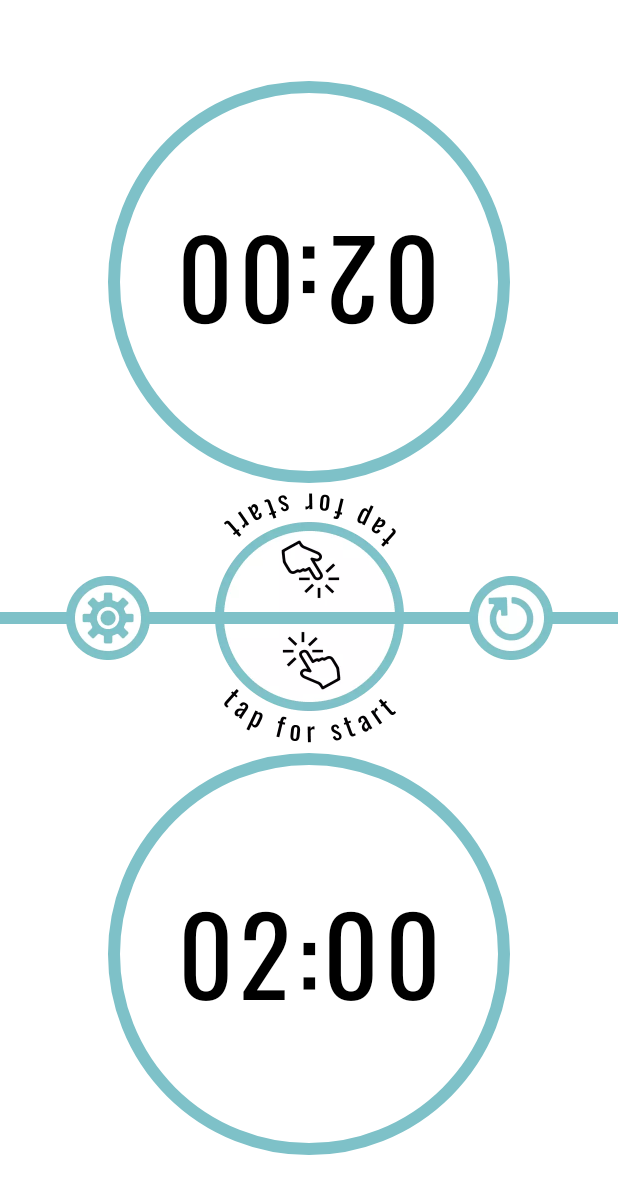
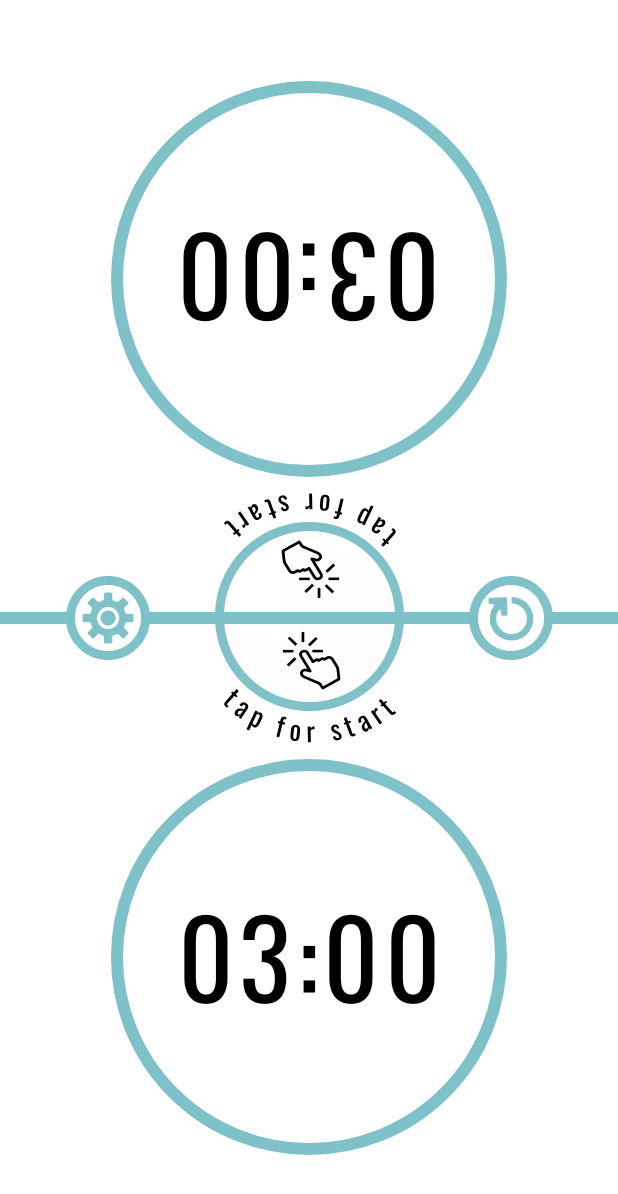
Before and after one commit to Ulyana75/ChessTimer, an Android app: the screen it shows after launch (MainActivity), on a phone screen of 412 x 824 dp. Shown: the top 1194 px of the screen. Run offline under Robolectric (Android 15) with nearby library versions, the phone set to English and light mode, and no system bars.

```diff
--- a/app/src/main/java/com/itmofitip/chesstimer/MainActivity.kt
+++ b/app/src/main/java/com/itmofitip/chesstimer/MainActivity.kt
@@ -2,6 +2,10 @@ package com.itmofitip.chesstimer
 
 import androidx.appcompat.app.AppCompatActivity
 import android.os.Bundle
+import com.itmofitip.chesstimer.repository.PauseRepository
+import com.itmofitip.chesstimer.repository.TimeQuantityRepository
+import com.itmofitip.chesstimer.repository.TimeRepository
+import com.itmofitip.chesstimer.repository.TurnRepository
 import com.itmofitip.chesstimer.view.fragment.TimerFragment
 import com.itmofitip.chesstimer.utilities.APP_ACTIVITY
 import com.itmofitip.chesstimer.utilities.replaceFragment
@@ -11,6 +15,10 @@ import kotlinx.coroutines.FlowPreview
 @FlowPreview
 @ExperimentalCoroutinesApi
 class MainActivity : AppCompatActivity() {
+    val turnRepository = TurnRepository()
+    val pauseRepository = PauseRepository()
+    val timeRepository = TimeRepository()
+    val timeQuantityRepository = TimeQuantityRepository()
 
     override fun onCreate(savedInstanceState: Bundle?) {
         super.onCreate(savedInstanceState)
--- a/app/src/main/java/com/itmofitip/chesstimer/presenter/TimerPresenter.kt
+++ b/app/src/main/java/com/itmofitip/chesstimer/presenter/TimerPresenter.kt
@@ -1,18 +1,22 @@
 package com.itmofitip.chesstimer.presenter
 
 import com.itmofitip.chesstimer.repository.*
+import com.itmofitip.chesstimer.utilities.APP_ACTIVITY
 import com.itmofitip.chesstimer.view.TimerView
 import kotlinx.coroutines.*
 import kotlinx.coroutines.flow.*
 import java.util.concurrent.TimeUnit
 
+val FEW_TIME_MILLIS = TimeUnit.MINUTES.toMillis(1)
+
 @FlowPreview
 @ExperimentalCoroutinesApi
 class TimerPresenter(private val view: TimerView) {
 
-    private val turnRepository = TurnRepository()
-    private val pauseRepository = PauseRepository()
-    private var timeRepository = TimeRepository()
+    private val turnRepository = APP_ACTIVITY.turnRepository
+    private val pauseRepository = APP_ACTIVITY.pauseRepository
+    private val timeRepository = APP_ACTIVITY.timeRepository
+    private val timeQuantityRepository = APP_ACTIVITY.timeQuantityRepository
     private var firstJob: Job? = null
     private var secondJob: Job? = null
     private var turnForInactiveJob: Job? = null
@@ -20,6 +24,7 @@ class TimerPresenter(private val view: TimerView) {
     init {
         setStartTime()
         observePauseState()
+        observeTimeQuantityState()
         observeMillisLeft()
     }
 
@@ -29,7 +34,9 @@ class TimerPresenter(private val view: TimerView) {
     }
 
     fun startTimer() {
+        if (gameNotFinished()) {
             pauseRepository.setPauseState(PauseState.ACTIVE)
+        }
     }
 
     fun stopTimer() {
@@ -41,19 +48,28 @@ class TimerPresenter(private val view: TimerView) {
     }
 
     fun onFirstTimeButtonClicked() {
+        if (gameNotFinished()) {
             if (pauseRepository.pauseState.value != PauseState.NOT_STARTED && turnRepository.turn.value == Turn.FIRST) {
                 timeRepository.incrementFirstTime()
             }
             startTimer()
             turnRepository.setTurn(Turn.SECOND)
         }
+    }
 
     fun onSecondTimeButtonClicked() {
+        if (gameNotFinished()) {
             if (pauseRepository.pauseState.value != PauseState.NOT_STARTED && turnRepository.turn.value == Turn.SECOND) {
                 timeRepository.incrementSecondTime()
             }
             startTimer()
             turnRepository.setTurn(Turn.FIRST)
+        }
+    }
+
+    private fun gameNotFinished(): Boolean {
+        return (timeQuantityRepository.firstTimeQuantityState.value != TimeQuantityState.FINISHED
+                && timeQuantityRepository.secondTimeQuantityState.value != TimeQuantityState.FINISHED)
     }
 
     private fun cancelAllJobs() {
@@ -67,11 +83,52 @@ class TimerPresenter(private val view: TimerView) {
         CoroutineScope(Dispatchers.Main).launch {
             timeRepository.firstMillisLeft.collect {
                 view.setFirstProgress(it.toFloat() / timeRepository.startMillis * 100)
+                when {
+                    it <= 0 -> timeQuantityRepository.setFirstTimeQuantityState(TimeQuantityState.FINISHED)
+                    it < FEW_TIME_MILLIS -> timeQuantityRepository.setFirstTimeQuantityState(
+                        TimeQuantityState.FEW
+                    )
+                    else -> timeQuantityRepository.setFirstTimeQuantityState(TimeQuantityState.NORMAL)
+                }
             }
         }
         CoroutineScope(Dispatchers.Main).launch {
             timeRepository.secondMillisLeft.collect {
                 view.setSecondProgress(it.toFloat() / timeRepository.startMillis * 100)
+                when {
+                    it <= 0 -> timeQuantityRepository.setSecondTimeQuantityState(TimeQuantityState.FINISHED)
+                    it < FEW_TIME_MILLIS -> timeQuantityRepository.setSecondTimeQuantityState(
+                        TimeQuantityState.FEW
+                    )
+                    else -> timeQuantityRepository.setSecondTimeQuantityState(TimeQuantityState.NORMAL)
+                }
+            }
+        }
+    }
+
+    private fun observeTimeQuantityState() {
+        CoroutineScope(Dispatchers.Main).launch {
+            timeQuantityRepository.firstTimeQuantityState.collect {
+                when (it) {
+                    TimeQuantityState.FEW -> view.onFirstFewTime()
+                    TimeQuantityState.FINISHED -> {
+                        view.onFirstFinished()
+                        stopTimer()
+                    }
+                    TimeQuantityState.NORMAL -> view.onFirstNormal()
+                }
+            }
+        }
+        CoroutineScope(Dispatchers.Main).launch {
+            timeQuantityRepository.secondTimeQuantityState.collect {
+                when (it) {
+                    TimeQuantityState.FEW -> view.onSecondFewTime()
+                    TimeQuantityState.FINISHED -> {
+                        view.onSecondFinished()
+                        stopTimer()
+                    }
+                    TimeQuantityState.NORMAL -> view.onSecondNormal()
+                }
             }
         }
     }
--- /dev/null
+++ b/app/src/main/java/com/itmofitip/chesstimer/repository/TimeQuantityRepository.kt
@@ -0,0 +1,27 @@
+package com.itmofitip.chesstimer.repository
+
+import kotlinx.coroutines.flow.MutableStateFlow
+import kotlinx.coroutines.flow.StateFlow
+
+class TimeQuantityRepository {
+    private val _firstTimeQuantityState: MutableStateFlow<TimeQuantityState> =
+        MutableStateFlow(TimeQuantityState.NORMAL)
+    val firstTimeQuantityState: StateFlow<TimeQuantityState> get() = _firstTimeQuantityState
+
+    private val _secondTimeQuantityState: MutableStateFlow<TimeQuantityState> =
+        MutableStateFlow(TimeQuantityState.NORMAL)
+    val secondTimeQuantityState: StateFlow<TimeQuantityState> get() = _secondTimeQuantityState
+
+
+    fun setFirstTimeQuantityState(newState: TimeQuantityState) {
+        _firstTimeQuantityState.value = newState
+    }
+
+    fun setSecondTimeQuantityState(newState: TimeQuantityState) {
+        _secondTimeQuantityState.value = newState
+    }
+}
+
+enum class TimeQuantityState {
+    FEW, FINISHED, NORMAL
+}
--- a/app/src/main/java/com/itmofitip/chesstimer/repository/TimeRepository.kt
+++ b/app/src/main/java/com/itmofitip/chesstimer/repository/TimeRepository.kt
@@ -5,7 +5,7 @@ import kotlinx.coroutines.flow.StateFlow
 import java.util.concurrent.TimeUnit
 
 class TimeRepository {
-    var startMillis: Long = TimeUnit.MINUTES.toMillis(2)
+    var startMillis: Long = TimeUnit.MINUTES.toMillis(3)
         private set
     var increment: Long = TimeUnit.SECONDS.toMillis(2)
         private set
--- a/app/src/main/java/com/itmofitip/chesstimer/view/CircularProgressBar.kt
+++ b/app/src/main/java/com/itmofitip/chesstimer/view/CircularProgressBar.kt
@@ -90,4 +90,10 @@ class CircularProgressBar(context: Context, attrs: AttributeSet) : View(context,
         progress = newProgress
         invalidate()
     }
+
+    fun setColor(newColor: Int) {
+        color = newColor
+        foregroundPaint.color = color
+        invalidate()
+    }
 }
--- a/app/src/main/java/com/itmofitip/chesstimer/view/TimerView.kt
+++ b/app/src/main/java/com/itmofitip/chesstimer/view/TimerView.kt
@@ -13,4 +13,11 @@ interface TimerView {
     fun onNotStartedState()
     fun onPauseState()
     fun onActiveState()
+
+    fun onFirstFewTime()
+    fun onSecondFewTime()
+    fun onFirstFinished()
+    fun onSecondFinished()
+    fun onFirstNormal()
+    fun onSecondNormal()
 }
--- a/app/src/main/java/com/itmofitip/chesstimer/view/fragment/TimerFragment.kt
+++ b/app/src/main/java/com/itmofitip/chesstimer/view/fragment/TimerFragment.kt
@@ -38,7 +38,6 @@ class TimerFragment : Fragment(), TimerView {
 
     override fun onStart() {
         super.onStart()
-        Log.d("LOL", "startMargin ${requireActivity().findViewById<TextView>(R.id.time_first).marginStart}")
 
         presenter = TimerPresenter(this)
         initButtons()
@@ -121,4 +120,52 @@ class TimerFragment : Fragment(), TimerView {
         requireActivity().findViewById<ImageView>(R.id.continue_button).visibility = View.INVISIBLE
         requireActivity().findViewById<ImageView>(R.id.pause_button).visibility = View.VISIBLE
     }
+
+    override fun onFirstFewTime() {
+        requireActivity().findViewById<CircularProgressBar>(R.id.progress_bar_first).setColor(
+            requireActivity().resources.getColor(R.color.few_time)
+        )
+        requireActivity().findViewById<ConstraintLayout>(R.id.button_timer_first).setBackgroundColor(
+            requireActivity().resources.getColor(R.color.white)
+        )
+    }
+
+    override fun onSecondFewTime() {
+        requireActivity().findViewById<CircularProgressBar>(R.id.progress_bar_second).setColor(
+            requireActivity().resources.getColor(R.color.few_time)
+        )
+        requireActivity().findViewById<ConstraintLayout>(R.id.button_timer_second).setBackgroundColor(
+            requireActivity().resources.getColor(R.color.white)
+        )
+    }
+
+    override fun onFirstFinished() {
+        requireActivity().findViewById<ConstraintLayout>(R.id.button_timer_first).setBackgroundColor(
+            requireActivity().resources.getColor(R.color.few_time)
+        )
+    }
+
+    override fun onSecondFinished() {
+        requireActivity().findViewById<ConstraintLayout>(R.id.button_timer_second).setBackgroundColor(
+            requireActivity().resources.getColor(R.color.few_time)
+        )
+    }
+
+    override fun onFirstNormal() {
+        requireActivity().findViewById<CircularProgressBar>(R.id.progress_bar_first).setColor(
+            requireActivity().resources.getColor(R.color.main_blue)
+        )
+        requireActivity().findViewById<ConstraintLayout>(R.id.button_timer_first).setBackgroundColor(
+            requireActivity().resources.getColor(R.color.white)
+        )
+    }
+
+    override fun onSecondNormal() {
+        requireActivity().findViewById<CircularProgressBar>(R.id.progress_bar_second).setColor(
+            requireActivity().resources.getColor(R.color.main_blue)
+        )
+        requireActivity().findViewById<ConstraintLayout>(R.id.button_timer_second).setBackgroundColor(
+            requireActivity().resources.getColor(R.color.white)
+        )
+    }
 }
--- a/app/src/main/res/layout/fragment_timer.xml
+++ b/app/src/main/res/layout/fragment_timer.xml
@@ -5,31 +5,6 @@
     android:layout_height="match_parent"
     xmlns:app="http://schemas.android.com/apk/res-auto"
     tools:context=".view.fragment.TimerFragment">
-
-    <androidx.constraintlayout.widget.Guideline
-        android:id="@+id/guideline"
-        android:layout_width="match_parent"
-        android:layout_height="wrap_content"
-        android:orientation="horizontal"
-        app:layout_constraintGuide_percent="0.5"/>
-
-    <ImageView
-        android:id="@+id/tap_to_start"
-        android:layout_width="126dp"
-        android:layout_height="176dp"
-        android:visibility="invisible"
-        app:layout_constraintStart_toStartOf="parent"
-        app:layout_constraintEnd_toEndOf="parent"
-        app:layout_constraintTop_toTopOf="parent"
-        app:layout_constraintBottom_toBottomOf="parent"
-        android:src="@drawable/tap_for_start"/>
-
-    <View
-        android:layout_width="match_parent"
-        android:layout_height="8dp"
-        app:layout_constraintTop_toTopOf="parent"
-        app:layout_constraintBottom_toBottomOf="parent"
-        android:background="@color/main_blue"/>
 
     <androidx.constraintlayout.widget.ConstraintLayout
         android:id="@+id/button_timer_second"
@@ -69,8 +44,7 @@
             android:layout_width="match_parent"
             android:layout_height="match_parent"
             android:visibility="gone"
-            android:background="@color/black_transparent"
-            android:layout_marginTop="4dp"/>
+            android:background="@color/black_transparent"/>
 
     </androidx.constraintlayout.widget.ConstraintLayout>
 
@@ -79,9 +53,10 @@
         android:layout_width="match_parent"
         android:layout_height="0dp"
         app:layout_constraintBottom_toBottomOf="parent"
-        app:layout_constraintTop_toTopOf="@+id/guideline"
+        app:layout_constraintTop_toBottomOf="@+id/guideline"
         android:clickable="true"
-        android:focusable="true">
+        android:focusable="true"
+        android:background="@color/white">
 
         <com.itmofitip.chesstimer.view.CircularProgressBar
             android:id="@+id/progress_bar_first"
@@ -111,10 +86,28 @@
             android:layout_width="match_parent"
             android:layout_height="match_parent"
             android:visibility="gone"
-            android:background="@color/black_transparent"
-            android:layout_marginTop="3.9dp"/>
+            android:background="@color/black_transparent" />
 
     </androidx.constraintlayout.widget.ConstraintLayout>
+
+    <ImageView
+        android:id="@+id/tap_to_start"
+        android:layout_width="126dp"
+        android:layout_height="176dp"
+        android:visibility="invisible"
+        app:layout_constraintStart_toStartOf="parent"
+        app:layout_constraintEnd_toEndOf="parent"
+        app:layout_constraintTop_toTopOf="parent"
+        app:layout_constraintBottom_toBottomOf="parent"
+        android:src="@drawable/tap_for_start"/>
+
+    <View
+        android:id="@+id/guideline"
+        android:layout_width="match_parent"
+        android:layout_height="8dp"
+        app:layout_constraintTop_toTopOf="parent"
+        app:layout_constraintBottom_toBottomOf="parent"
+        android:background="@color/main_blue"/>
 
     <ImageView
         android:id="@+id/continue_button"
--- a/app/src/main/res/values/colors.xml
+++ b/app/src/main/res/values/colors.xml
@@ -10,4 +10,5 @@
 
     <color name="main_blue">#7EC1C8</color>
     <color name="black_transparent">#66000000</color>
+    <color name="few_time">#C88B7E</color>
 </resources>
```
Lines whose indentation alone changed are shown as unchanged.
